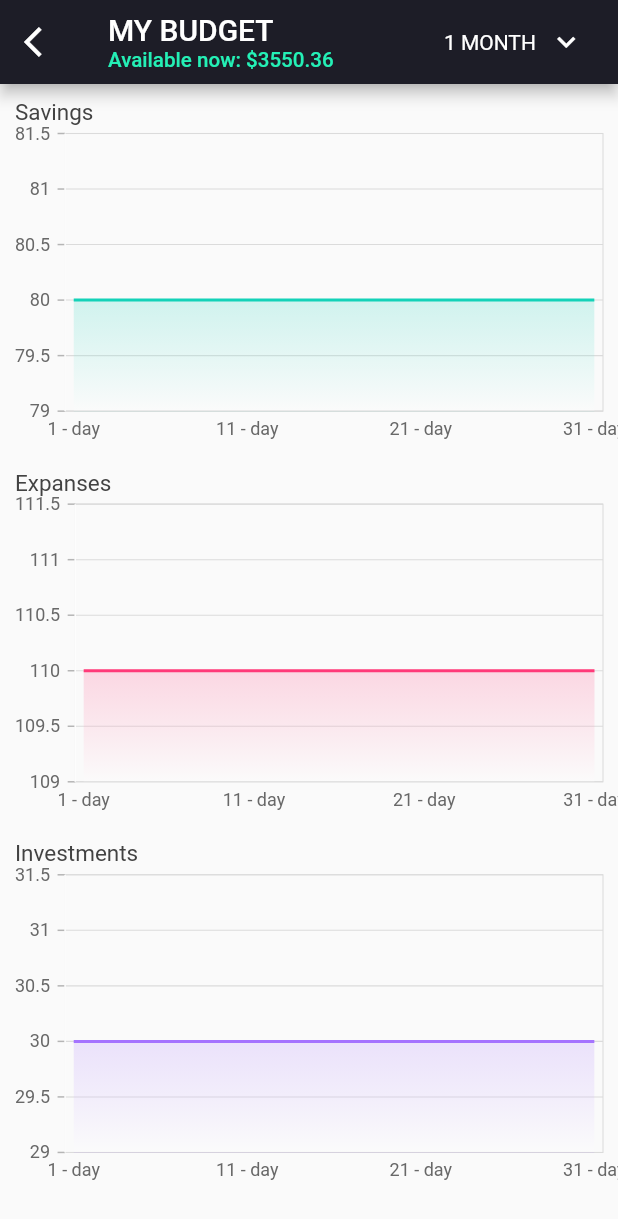
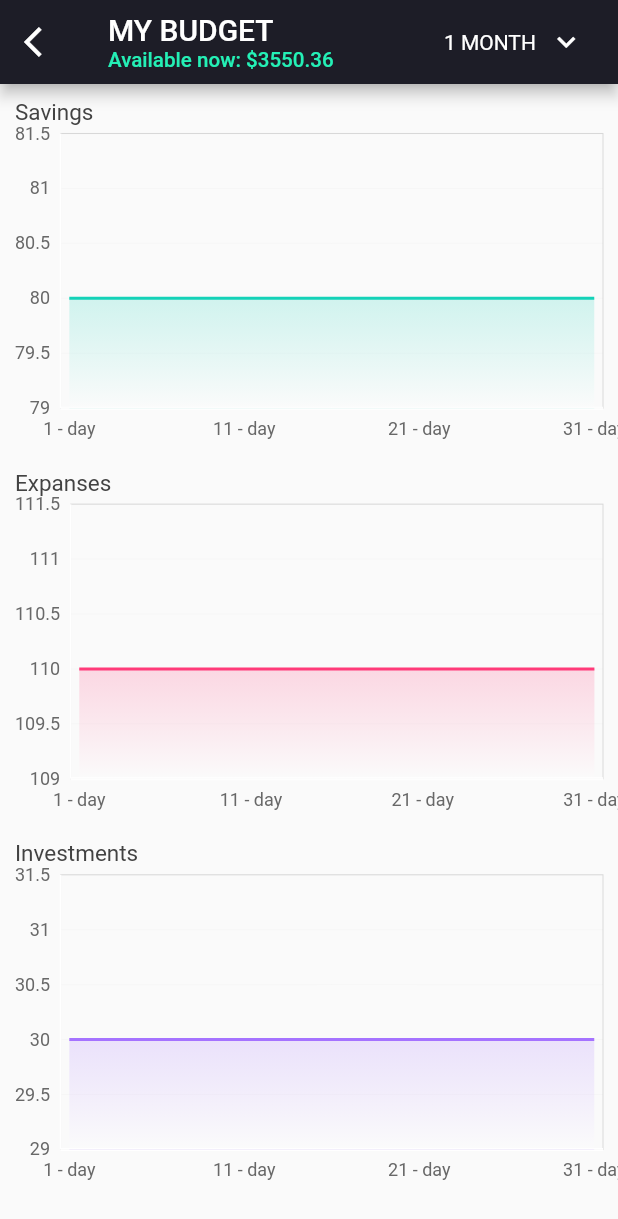
Before and after one commit to ravshanbk/atro, a Flutter app: the screen it shows after launch, on a phone screen of 412 x 824 dp. Shown: the top 1219 px of the screen. Run offline on Flutter 3.47's test engine with Material 2 defaults, Android fonts, the light colour scheme and no system bars; our stand-ins replace flutter_svg, syncfusion_flutter_charts.

Commit message:
diagram fix

```diff
--- a/lib/ui/statistics_page.dart
+++ b/lib/ui/statistics_page.dart
@@ -32,19 +32,20 @@ class StatisticsPage extends StatelessWidget {
       child: SfCartesianChart(
         borderColor: Colors.grey,
         primaryXAxis: CategoryAxis(
-            majorGridLines: const MajorGridLines(width: 0.0),
-            majorTickLines: const MajorTickLines(size: 0.0),
-            minorTickLines: const MinorTickLines(width: 0.0, size: 0.0),
-            labelAlignment: LabelAlignment.center,
-            labelIntersectAction: AxisLabelIntersectAction.none,
-            rangePadding: ChartRangePadding.none,
-            axisLine: const AxisLine(color: Colors.transparent, width: 0.0),
-            arrangeByIndex: false,
-            isVisible: true),
+          edgeLabelPlacement: EdgeLabelPlacement.shift,
+          majorGridLines:
+              const MajorGridLines(width: 2.0, color: Colors.transparent),
+          majorTickLines:
+              const MajorTickLines(size: 2.0, color: Colors.transparent),
+          axisLine: const AxisLine(color: Colors.white, width: 2.0),
+          isVisible: true,
+        ),
         primaryYAxis: CategoryAxis(
-            arrangeByIndex: false,
+            majorGridLines:
+                MajorGridLines(color: Colors.grey.withOpacity(.3), width: .1),
+            majorTickLines:
+                const MajorTickLines(color: Colors.transparent, size: 2.0),
             axisLine: const AxisLine(color: Colors.white),
-            labelPlacement: LabelPlacement.onTicks,
             isVisible: true),
         title: ChartTitle(
             text: context.watch<StatisticsProviderMy>().chartTitles[i],
```
Also changed, not shown: 3 other files.
